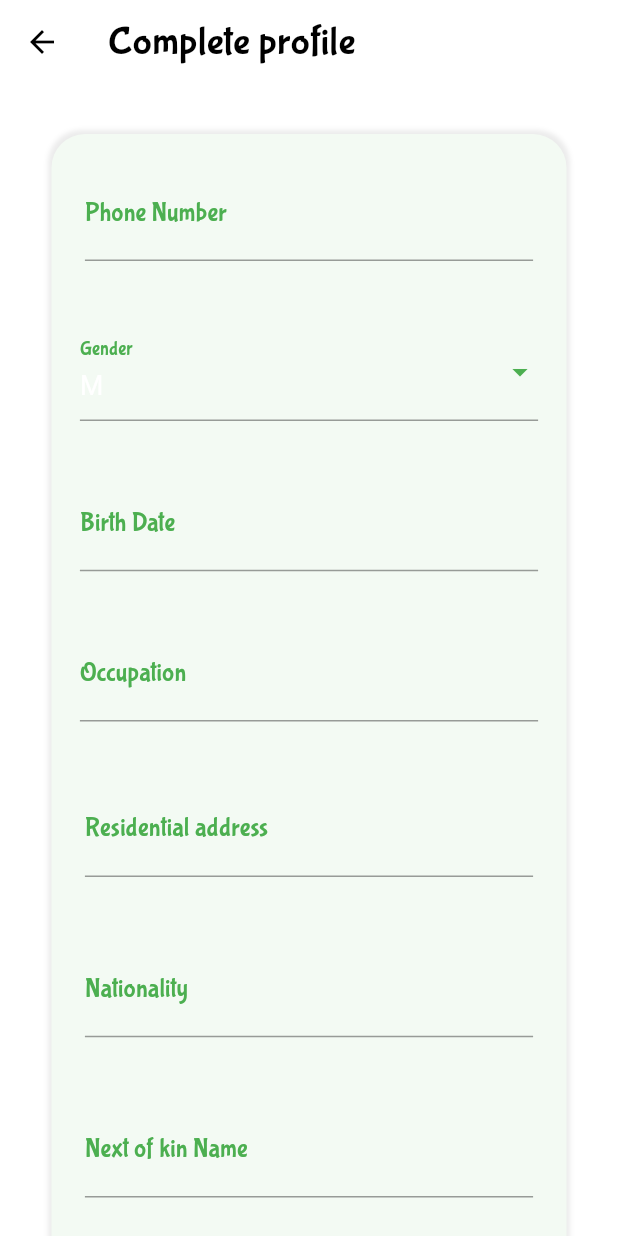
After one commit to nsenji/insurance-app, a Flutter app: the Profile screen opened directly, after a tap on "Complete Profile", on a phone screen of 412 x 824 dp. The commit adds this screen. Run offline on Flutter 3.47's test engine with Material 2 defaults, Android fonts, the phone set to English and light mode, and no system bars; our stand-ins replace cloud_firestore, firebase_auth, firebase_core, flutter_html, flutter_screenutil, fluttertoast and 2 more; accounts and stored records are empty; network calls fail.

Commit message:
can create customer on dashboard

```diff
--- /dev/null
+++ b/lib/api/createCustomer.dart
@@ -0,0 +1,139 @@
+import 'dart:convert';
+
+import 'package:http/http.dart';
+
+import 'package:http/http.dart' as http;
+
+postCustomer(
+    String refNumber,
+    String firstname,
+    String lastname,
+    String phoneNumber,
+    String gender,
+    String birthDate,
+    String email,
+    String occupation,
+    String residence,
+    String nationality,
+    String kinName,
+    String kinNumber) async {
+  String url = "https://api.grow.curacel.co/api/v1/customers";
+
+  const String apikey = 'Bearer 667|RC6ubQEjOfd8AIze9JTBUeg2atJNdem5QKp9sR9W';
+
+  Map<dynamic, dynamic> data = {
+    "ref": refNumber,
+    "first_name": firstname,
+    "last_name": lastname,
+    "middlename": '',
+    "sex": gender,
+    "birth_date": birthDate,
+    "phone": phoneNumber,
+    "email": email,
+    "bvn": '',
+    "occupation": occupation,
+    "city": '',
+    "residential_address": residence,
+    "state": '',
+    "nationality": nationality,
+    "country": '',
+    "next_of_kin_name": kinName,
+    "next_of_kin_phone": kinNumber,
+    "proof_of_address": {
+      "type": 'pdf',
+      "url": 'https://chiplc.com/wp-content/uploads/2019/09/New-CHI-logo.png'
+    }
+  };
+
+  String jsonData = jsonEncode(data);
+
+  final response = await http.post(
+    Uri.parse(url),
+    headers: {
+      'accept': 'application/json',
+      'content-type': 'application/json',
+      'authorization': apikey,
+    },
+    body: jsonData,
+  );
+
+  if (response.statusCode == 201) {
+    final responseBody = jsonDecode(response.body);
+
+    // print(responseBody);
+  } else {
+    final error = jsonDecode(response.body);
+
+    throw Exception('failed : $error');
+  }
+}
+
+
+// import 'dart:convert';
+
+// import 'package:http/http.dart';
+
+// import 'package:http/http.dart' as http;
+
+// postCustomer(
+//     String refNumber,
+//     String firstname,
+//     String lastname,
+//     String phoneNumber,
+//     String gender,
+//     String birthDate,
+//     String email,
+//     String occupation,
+//     String residence,
+//     String nationality,
+//     String kinName,
+//     String kinNumber) async {
+//   String url = "https://api.grow.curacel.co/api/v1/customers";
+
+//   const String apikey = 'Bearer 667|RC6ubQEjOfd8AIze9JTBUeg2atJNdem5QKp9sR9W';
+
+//   Map<dynamic, dynamic> data = {
+//     "ref":'43fsd45',
+//     "first_name": 'victor' ,
+//     "last_name": 'nsenji',
+//     "middlename": 'partek',
+//     "sex": "M",
+//     "birth_date": '2003-07-28',
+//     "email": 'test@gmail.com',
+//     "bvn": '',
+//     "occupation": 'carpenter',
+//     "city": '',
+//     "residential_address": 'kampala',
+//     "state": '',
+//     "nationality": 'Ugandan',
+//     "country": '',
+//     "next_of_kin_name": 'toretto',
+//     "next_of_kin_phone": '3453454534',
+//     "proof_of_address": {
+//       "type": 'pdf',
+//       "url": 'https://chiplc.com/wp-content/uploads/2019/09/New-CHI-logo.png'
+//     }
+//   };
+
+//   String jsonData = jsonEncode(data);
+
+//   final response = await http.post(
+//     Uri.parse(url),
+//     headers: {
+//       'accept': 'application/json',
+//       'content-type': 'application/json',
+//       'authorization': apikey,
+//     },
+//     body: jsonData,
+//   );
+
+//   if (response.statusCode == 200) {
+//     final responseBody = jsonDecode(response.body);
+//     final data = responseBody['message'];
+//     print(data);
+//   } else {
+//     final error = jsonDecode(response.body);
+//     ;
+//     throw Exception('failed : $error');
+//   }
+// }
--- /dev/null
+++ b/lib/pages/app_pages/completeProfile.dart
@@ -0,0 +1,359 @@
+import 'package:flutter/material.dart';
+import 'package:flutter/src/widgets/framework.dart';
+import 'package:flutter/src/widgets/placeholder.dart';
+import 'package:flutter_screenutil/flutter_screenutil.dart';
+import 'package:fluttertoast/fluttertoast.dart';
+import 'package:insurease/pages/app_pages/payment.dart';
+import 'package:insurease/styles/colors.dart';
+import 'package:intl/intl.dart';
+import 'package:provider/provider.dart';
+
+import '../../api/createCustomer.dart';
+import '../../notifiers/userObjectNotifier.dart';
+import '../../tools/button.dart';
+import '../../tools/major_font.dart';
+
+class CompleteProfile extends StatefulWidget {
+  const CompleteProfile({super.key});
+
+  @override
+  State<CompleteProfile> createState() => _CompleteProfileState();
+}
+
+class _CompleteProfileState extends State<CompleteProfile> {
+  _CompleteProfileState() {
+    _selectedVal = _genderList[0];
+  }
+
+  createCustomer() async {
+    var user = Provider.of<UserNotifier>(context, listen: false).user;
+    await postCustomer(
+        user?.ref ?? 'placeholder',
+        user?.firstname ?? 'placeholder',
+        user?.lastname ?? 'placeholder',
+        _phonenumber.text,
+        _selectedVal ?? 'placeholder',
+        _birthdate.text,
+        user?.email ?? 'placeholder',
+        _occupation.text,
+        _residentialAddress.text,
+        _natialnality.text,
+        _nextOfKinName.text,
+        _nextOfKinNumber.text);
+  }
+
+  final TextEditingController _phonenumber = TextEditingController();
+  final TextEditingController _birthdate = TextEditingController();
+  final TextEditingController _occupation = TextEditingController();
+  final TextEditingController _residentialAddress = TextEditingController();
+  final TextEditingController _natialnality = TextEditingController();
+  final TextEditingController _nextOfKinName = TextEditingController();
+  final TextEditingController _nextOfKinNumber = TextEditingController();
+
+  String? _selectedVal = '';
+  final _genderList = ["M", "F"];
+
+  // bool phoneIsEmpty = false;
+  bool birthIsEmpty = false;
+  bool residenceIsEmpty = false;
+  bool kinNameIsEmpty = false;
+  bool kinNumberIsEmpty = false;
+
+  shownotification() {
+    Fluttertoast.showToast(
+        msg: 'Fill all the fields',
+        toastLength: Toast.LENGTH_LONG,
+        gravity: ToastGravity.TOP,
+        timeInSecForIosWeb: 4);
+  }
+
+  @override
+  Widget build(BuildContext context) {
+    return Scaffold(
+      resizeToAvoidBottomInset: true,
+      backgroundColor: AppColors.whiteColor,
+      appBar: AppBar(
+        elevation: 0.h,
+        backgroundColor: AppColors.whiteColor,
+        title: MajorFont(
+          text: 'Complete profile',
+          color: AppColors.blackColor,
+          weight: false,
+        ),
+        leading: IconButton(
+            color: AppColors.blackColor,
+            onPressed: () => Navigator.pop(context),
+            icon: const Icon(Icons.arrow_back)),
+      ),
+      body: SingleChildScrollView(
+        child: Container(
+          margin:
+              EdgeInsets.only(top: 30.h, left: 30.w, right: 20.w, bottom: 30.h),
+          decoration: BoxDecoration(
+              boxShadow: [
+                BoxShadow(
+                  color: Colors.grey.withOpacity(0.2),
+                  spreadRadius: 2.r,
+                  blurRadius: 2.r,
+                  // changes position of shadow
+                ),
+              ],
+              color: AppColors.containerColor,
+              borderRadius: BorderRadius.all(Radius.circular(20.r))),
+          height: 850.h,
+          width: 300.w,
+          child: Column(
+            children: [
+              Padding(
+                padding: EdgeInsets.all(20.0.h),
+                child: TextField(
+                  style: TextStyle(color: AppColors.blackColor),
+                  controller: _phonenumber,
+                  decoration: InputDecoration(
+                      // errorText: codeIsEmpty ? 'This field is required' : null,
+                      label: MajorFont(
+                    text: 'Phone Number',
+                    weight: false,
+                    size: 15,
+                  )
+                      //hintText: 'username',
+
+                      ),
+                  keyboardType: TextInputType.name,
+                ),
+              ),
+              Padding(
+                  padding: EdgeInsets.all(17.0.h),
+                  child: DropdownButtonFormField(
+                    value: _selectedVal,
+                    items: _genderList
+                        .map((e) => DropdownMenuItem(child: Text(e), value: e))
+                        .toList(),
+                    onChanged: (val) {
+                      setState(() {
+                        _selectedVal = val as String;
+                      });
+                    },
+                    icon: Icon(
+                      Icons.arrow_drop_down_outlined,
+                      color: AppColors.primeColor,
+                    ),
+                    dropdownColor: AppColors.containerColor,
+                    decoration: InputDecoration(
+                        label: MajorFont(
+                      text: 'Gender',
+                      weight: false,
+                      size: 15,
+                    )),
+                  )),
+              Padding(
+                padding: EdgeInsets.all(17.0.h),
+                child: TextField(
+                  style: TextStyle(color: AppColors.blackColor),
+
+                  controller: _birthdate,
+                  decoration: InputDecoration(
+                      // errorText: codeIsEmpty ? 'This field is required' : null,
+                      label: MajorFont(
+                    text: 'Birth Date',
+                    weight: false,
+                    size: 15,
+                  )),
+                  onTap: () async {
+                    DateTime? pickedDate = await showDatePicker(
+                        context: context,
+                        initialDate: DateTime.now(),
+                        firstDate: DateTime(
+                            1950), //DateTime.now() - not to allow to choose before today.
+                        lastDate: DateTime(2101));
+
+                    if (pickedDate != null) {
+                      // print(
+                      //     pickedDate); //pickedDate output format => 2021-03-10 00:00:00.000
+                      String formattedDate =
+                          DateFormat('yyyy-MM-dd').format(pickedDate);
+                      // print(
+                      //     formattedDate); //formatted date output using intl package =>  2021-03-16
+                      //you can implement different kind of Date Format here according to your requirement
+
+                      setState(() {
+                        _birthdate.text =
+                            formattedDate; //set output date to TextField value.
+                      });
+                    } else {
+                      print("Date is not selected");
+                    }
+                  },
+                  keyboardType: TextInputType.visiblePassword,
+                ),
+              ),
+              Padding(
+                padding: EdgeInsets.all(17.0.h),
+                child: TextField(
+                  style: TextStyle(color: AppColors.blackColor),
+                  controller: _occupation,
+                  decoration: InputDecoration(
+                    // errorText: codeIsEmpty ? 'This field is required' : null,
+                    label: MajorFont(
+                      text: 'Occupation',
+                      weight: false,
+                      size: 15,
+                    ),
+                  ),
+                  keyboardType: TextInputType.name,
+                ),
+              ),
+              Padding(
+                padding: EdgeInsets.all(20.0.h),
+                child: TextField(
+                  style: TextStyle(color: AppColors.blackColor),
+                  controller: _residentialAddress,
+                  decoration: InputDecoration(
+                      // errorText: codeIsEmpty ? 'This field is required' : null,
+                      label: MajorFont(
+                    text: 'Residential address',
+                    weight: false,
+                    size: 15,
+                  )
+                      //hintText: 'username',
+
+                      ),
+                ),
+              ),
+              Padding(
+                padding: EdgeInsets.all(20.0.h),
+                child: TextField(
+                  style: TextStyle(color: AppColors.blackColor),
+                  controller: _natialnality,
+                  decoration: InputDecoration(
+                    // errorText: codeIsEmpty ? 'This field is required' : null,
+                    label: MajorFont(
+                      text: 'Nationality',
+                      weight: false,
+                      size: 15,
+                    ),
+                  ),
+                  keyboardType: TextInputType.name,
+                ),
+              ),
+              Padding(
+                padding: EdgeInsets.all(20.0.h),
+                child: TextField(
+                  style: TextStyle(color: AppColors.blackColor),
+                  controller: _nextOfKinName,
+                  decoration: InputDecoration(
+                      // errorText: codeIsEmpty ? 'This field is required' : null,
+                      label: MajorFont(
+                    text: 'Next of kin Name',
+                    weight: false,
+                    size: 15,
+                  )
+                      //hintText: 'username',
+
+                      ),
+                  keyboardType: TextInputType.name,
+                ),
+              ),
+              Padding(
+                padding: EdgeInsets.all(20.0.h),
+                child: TextField(
+                  style: TextStyle(color: AppColors.blackColor),
+                  controller: _nextOfKinNumber,
+                  decoration: InputDecoration(
+                      // errorText: codeIsEmpty ? 'This field is required' : null,
+                      label: MajorFont(
+                    text: 'Next of kin Number',
+                    weight: false,
+                    size: 15,
+                  )
+                      //hintText: 'username',
+
+                      ),
+                  keyboardType: TextInputType.name,
+                ),
+              ),
+              Padding(
+                padding: const EdgeInsets.all(8.0),
+                child: Container(
+                  padding: EdgeInsets.only(top: 20.h),
+                  child: InkWell(
+                      child: Button(text: 'Submit'),
+                      onTap: () {
+                        setState(() {
+                          // _phonenumber.text.isEmpty
+                          //     ? phoneIsEmpty = true
+                          //     : phoneIsEmpty = false;
+
+                          _birthdate.text.isEmpty
+                              ? residenceIsEmpty = true
+                              : residenceIsEmpty = false;
+                          _occupation.text.isEmpty
+                              ? kinNameIsEmpty = true
+                              : kinNameIsEmpty = false;
+                          _residentialAddress.text.isEmpty
+                              ? kinNumberIsEmpty = true
+                              : kinNumberIsEmpty = false;
+                        });
+                        bool somefalse = birthIsEmpty ||
+                            residenceIsEmpty ||
+                            kinNameIsEmpty ||
+                            kinNumberIsEmpty;
+
+                        somefalse
+                            ? {
+                                setState(
+                                  () {
+                                    shownotification();
+                                  },
+                                ),
+                              }
+                            : {
+                                createCustomer(),
+                                Navigator.push(
+                                    context,
+                                    MaterialPageRoute(
+                                        builder: (context) => Payment()))
+                              };
+                      }),
+                ),
+              )
+            ],
+          ),
+        ),
+      ),
+    );
+  }
+}
+
+
+
+
+// String ref,
+//     String phoneNumber,
+//     String gender,
+//     String birthDate,
+//     String occupation,
+//     String residence,
+//     String nationality,
+//     String kinName,
+//     String kinNumber
+
+
+//  how to validate password.
+// final confirmPassword = TextFormField(
+//   controller: widget.confirmPasswordController,
+//   obscureText: true,
+//   decoration: InputDecoration(
+//     prefixIcon: Icon(Icons.lock_open, color: Colors.grey),
+//     hintText: 'Confirm Password',
+//     errorText: validatePassword(widget.confirmPasswordController.text),
+//     contentPadding: EdgeInsets.fromLTRB(20.0, 10.0, 20.0, 10.0),
+//   ),
+// );
+
+// String validatePassword(String value) {
+//   if (!(value.length > 5) && value.isNotEmpty) {
+//     return "Password should contain more than 5 characters";
+//   }
+//   return null;
+// }
--- a/lib/pages/bottom_nav_pages/my_account_pages.dart
+++ b/lib/pages/bottom_nav_pages/my_account_pages.dart
@@ -3,6 +3,7 @@ import 'package:flutter/src/widgets/framework.dart';
 import 'package:flutter/src/widgets/placeholder.dart';
 import 'package:flutter_screenutil/flutter_screenutil.dart';
 import 'package:insurease/pages/app_pages/app_settings.dart';
+import 'package:insurease/pages/app_pages/completeProfile.dart';
 import 'package:insurease/pages/app_pages/editProfile.dart';
 import 'package:insurease/pages/app_pages/welcome.dart';
 import 'package:insurease/tools/button.dart';
@@ -113,6 +114,34 @@ class _ProfileState extends State<Profile> {
                     onTap: () => Navigator.push(
                         context,
                         MaterialPageRoute(
+                            builder: (context) => CompleteProfile())),
+                    child: Container(
+                      height: 45.h,
+                      width: 300.w,
+                      child: Row(
+                        mainAxisAlignment: MainAxisAlignment.spaceBetween,
+                        children: [
+                          MajorFont(
+                            text: 'Complete Profile',
+                            weight: false,
+                            size: 20,
+                            color: AppColors.blackColor,
+                          ),
+                          const Icon(
+                              color: AppColors.primeColor,
+                              Icons.arrow_forward_sharp)
+                        ],
+                      ),
+                    ),
+                  ),
+                  Divider(
+                    thickness: 1.h,
+                    color: AppColors.greyColor,
+                  ),
+                  InkWell(
+                    onTap: () => Navigator.push(
+                        context,
+                        MaterialPageRoute(
                             builder: (context) => const EditProfile())),
                     child: Container(
                       height: 45.h,
@@ -121,7 +150,7 @@ class _ProfileState extends State<Profile> {
                         mainAxisAlignment: MainAxisAlignment.spaceBetween,
                         children: [
                           MajorFont(
-                            text: 'Edit profile',
+                            text: 'Edit Profile',
                             weight: false,
                             size: 20,
                             color: AppColors.blackColor,
@@ -177,7 +206,7 @@ class _ProfileState extends State<Profile> {
                         mainAxisAlignment: MainAxisAlignment.spaceBetween,
                         children: [
                           MajorFont(
-                            text: 'App settings',
+                            text: 'App Settings',
                             weight: false,
                             size: 20,
                             color: AppColors.blackColor,
--- a/lib/pages/bottom_nav_pages/products_page.dart
+++ b/lib/pages/bottom_nav_pages/products_page.dart
@@ -105,7 +105,7 @@ class _HomeState extends State<Home> {
                             children: [
                               MajorFont(
                                 text:
-                                    'Hi, ${Provider.of<UserNotifier>(context).user?.lastname}',
+                                    'Hi, ${Provider.of<UserNotifier>(context, listen: false).user?.lastname}',
                                 color: AppColors.primeColor,
                                 weight: false,
                               ),
@@ -114,7 +114,7 @@ class _HomeState extends State<Home> {
                               ),
                               MajorFont(
                                 text:
-                                    'Ref : ${Provider.of<UserNotifier>(context).user?.ref}',
+                                    'Ref : ${Provider.of<UserNotifier>(context, listen:false).user?.ref}',
                                 color: AppColors.blackColor,
                                 size: 15,
                                 weight: false,
```
Also changed, not shown: lib/main.dart (+4 -18 lines), lib/pages/app_pages/app_settings.dart (+18 -2 lines), lib/pages/auth_pages/login_page.dart (+9 -2 lines), lib/pages/auth_pages/signup_page.dart (+10 -7 lines).
